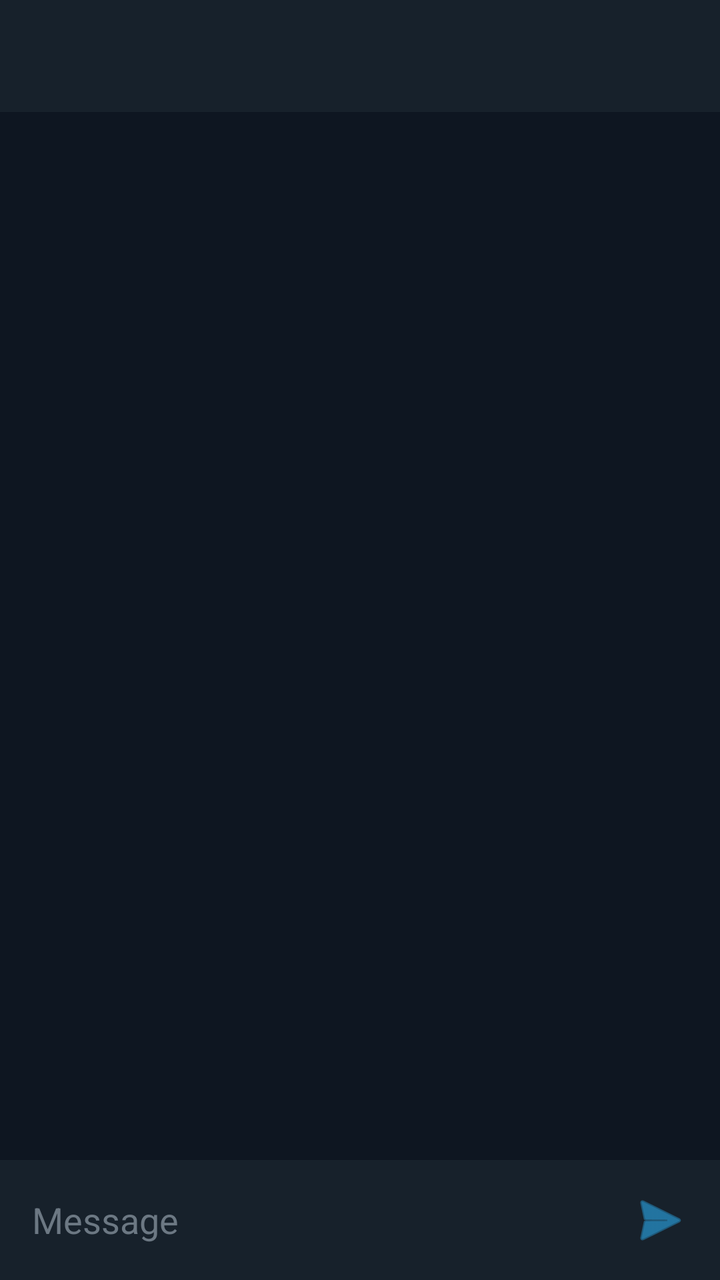
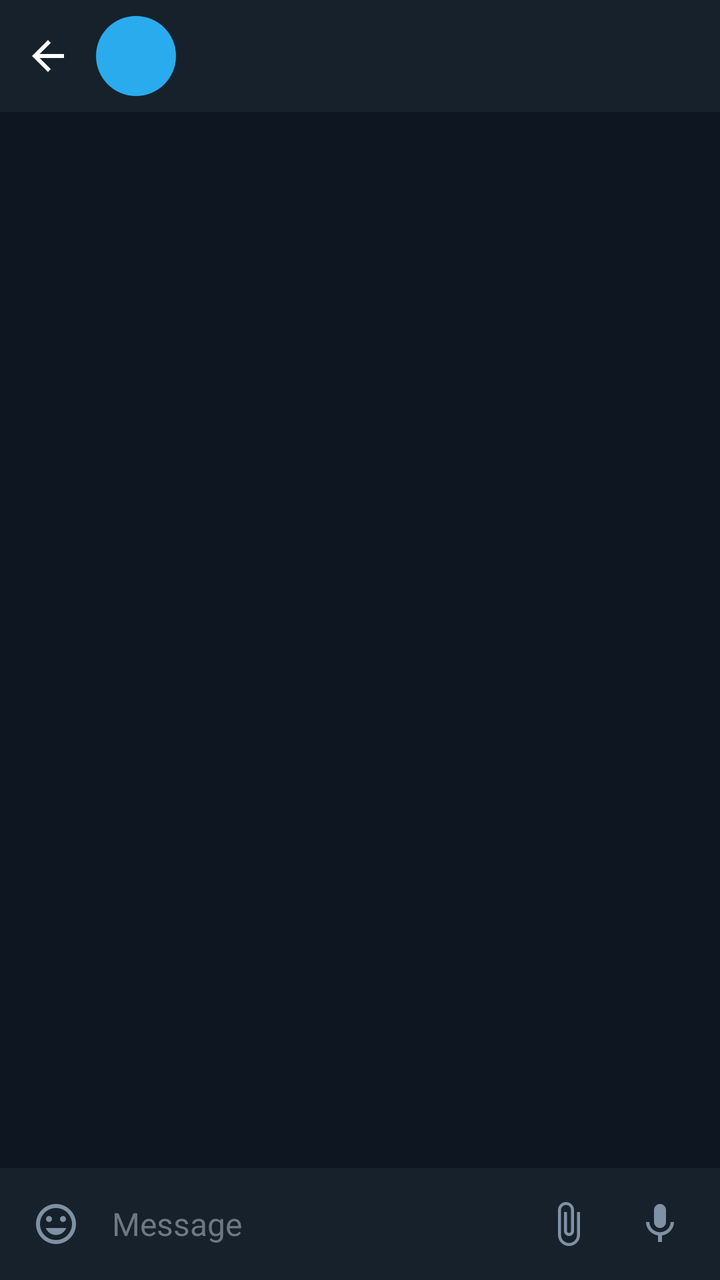

The first picture is an Android layout as it rendered before a commit; the second is the same layout after the commit. The layout source and the unified diff follow.
<!-- AndroidManifest.xml: application theme Theme.NexGram -->
<!-- res/layout/activity_chat.xml -->
<?xml version="1.0" encoding="utf-8"?>
<LinearLayout xmlns:android="http://schemas.android.com/apk/res/android"
    xmlns:app="http://schemas.android.com/apk/res-auto"
    android:layout_width="match_parent"
    android:layout_height="match_parent"
    android:orientation="vertical"
    android:background="@color/bg_dark">

    <androidx.appcompat.widget.Toolbar
        android:id="@+id/chatToolbar"
        android:layout_width="match_parent"
        android:layout_height="?attr/actionBarSize"
        android:background="@color/bg_dark_secondary"
        app:titleTextColor="@color/text_primary" />

    <androidx.recyclerview.widget.RecyclerView
        android:id="@+id/recyclerViewMessages"
        android:layout_width="match_parent"
        android:layout_height="0dp"
        android:layout_weight="1"
        android:padding="8dp" />

    
    <LinearLayout
        android:layout_width="match_parent"
        android:layout_height="wrap_content"
        android:orientation="horizontal"
        android:padding="8dp"
        android:gravity="center_vertical"
        android:background="@color/bg_dark_secondary">

        <EditText
            android:id="@+id/etMessageInput"
            android:layout_width="0dp"
            android:layout_weight="1"
            android:layout_height="wrap_content"
            android:hint="Message"
            android:textColor="@color/text_primary"
            android:textColorHint="@color/text_muted"
            android:background="@null"
            android:padding="8dp"
            android:maxLines="4" />

        <ImageButton
            android:id="@+id/btnSendMessage"
            android:layout_width="44dp"
            android:layout_height="44dp"
            android:background="?android:attr/selectableItemBackgroundBorderless"
            android:src="@android:drawable/ic_menu_send"
            app:tint="@color/primary"
            android:contentDescription="Send" />
    </LinearLayout>

</LinearLayout>
<!-- resources referenced by this layout -->
<resources>
  <color name="bg_dark">#0E1621</color>
  <color name="bg_dark_secondary">#17212B</color>
  <color name="primary">#2AABEE</color>
  <color name="text_muted">#6C7883</color>
  <color name="text_primary">#FFFFFF</color>
  <style name="Theme.NexGram" parent="Theme.MaterialComponents.DayNight.NoActionBar">
          <item name="colorPrimary">@color/primary</item>
          <item name="colorPrimaryDark">@color/primary_dark</item>
          <item name="colorAccent">@color/accent</item>
          <item name="android:windowBackground">@color/bg_dark</item>
          <item name="android:textColorPrimary">@color/text_primary</item>
          <item name="android:textColorSecondary">@color/text_secondary</item>
      </style>
  <color name="primary_dark">#229ED9</color>
  <color name="accent">#54A9EB</color>
  <color name="text_secondary">#7F91A4</color>
</resources>

<!-- the commit's change to res/layout/activity_chat.xml (unified diff, before → after) -->
@@ -1,54 +1,208 @@
 <?xml version="1.0" encoding="utf-8"?>
 <LinearLayout xmlns:android="http://schemas.android.com/apk/res/android"
     xmlns:app="http://schemas.android.com/apk/res-auto"
+    android:id="@+id/chatRootLayout"
     android:layout_width="match_parent"
     android:layout_height="match_parent"
     android:orientation="vertical"
     android:background="@color/bg_dark">
 
+    
     <androidx.appcompat.widget.Toolbar
         android:id="@+id/chatToolbar"
         android:layout_width="match_parent"
         android:layout_height="?attr/actionBarSize"
         android:background="@color/bg_dark_secondary"
-        app:titleTextColor="@color/text_primary" />
-
-    <androidx.recyclerview.widget.RecyclerView
-        android:id="@+id/recyclerViewMessages"
+        android:contentInsetStart="0dp"
+        android:contentInsetLeft="0dp"
+        app:contentInsetStart="0dp"
+        app:contentInsetLeft="0dp">
+
+        <LinearLayout
+            android:layout_width="match_parent"
+            android:layout_height="match_parent"
+            android:orientation="horizontal"
+            android:gravity="center_vertical"
+            android:paddingStart="4dp"
+            android:paddingEnd="12dp">
+
+            <ImageView
+                android:id="@+id/btnBack"
+                android:layout_width="40dp"
+                android:layout_height="40dp"
+                android:padding="8dp"
+                android:src="@drawable/ic_back_arrow"
+                android:background="?android:attr/selectableItemBackgroundBorderless"
+                android:contentDescription="Back" />
+
+            
+            <FrameLayout
+                android:id="@+id/flChatAvatar"
+                android:layout_width="40dp"
+                android:layout_height="40dp"
+                android:layout_marginStart="4dp"
+                android:layout_marginEnd="10dp">
+
+                <ImageView
+                    android:id="@+id/ivChatAvatarCircle"
+                    android:layout_width="40dp"
+                    android:layout_height="40dp"
+                    android:src="@drawable/circle_avatar" />
+
+                <TextView
+                    android:id="@+id/tvChatAvatarInitials"
+                    android:layout_width="40dp"
+                    android:layout_height="40dp"
+                    android:gravity="center"
+                    android:textColor="#FFFFFF"
+                    android:textSize="15sp"
+                    android:textStyle="bold" />
+
+                <ImageView
+                    android:id="@+id/ivChatAvatarPhoto"
+                    android:layout_width="40dp"
+                    android:layout_height="40dp"
+                    android:scaleType="centerCrop"
+                    android:visibility="gone" />
+            </FrameLayout>
+
+            
+            <LinearLayout
+                android:layout_width="0dp"
+                android:layout_weight="1"
+                android:layout_height="wrap_content"
+                android:orientation="vertical"
+                android:gravity="center_vertical">
+
+                <TextView
+                    android:id="@+id/tvChatTitle"
+                    android:layout_width="wrap_content"
+                    android:layout_height="wrap_content"
+                    android:singleLine="true"
+                    android:ellipsize="end"
+                    android:textColor="#FFFFFF"
+                    android:textSize="16sp"
+                    android:textStyle="bold" />
+
+                <TextView
+                    android:id="@+id/tvChatSubtitle"
+                    android:layout_width="wrap_content"
+                    android:layout_height="wrap_content"
+                    android:singleLine="true"
+                    android:ellipsize="end"
+                    android:textColor="#7F91A4"
+                    android:textSize="12sp" />
+            </LinearLayout>
+
+        </LinearLayout>
+    </androidx.appcompat.widget.Toolbar>
+
+    
+    <FrameLayout
         android:layout_width="match_parent"
         android:layout_height="0dp"
-        android:layout_weight="1"
-        android:padding="8dp" />
+        android:layout_weight="1">
+
+        <androidx.recyclerview.widget.RecyclerView
+            android:id="@+id/recyclerViewMessages"
+            android:layout_width="match_parent"
+            android:layout_height="match_parent"
+            android:clipToPadding="false"
+            android:paddingTop="8dp"
+            android:paddingBottom="8dp"
+            android:scrollbars="vertical" />
+
+        <ProgressBar
+            android:id="@+id/pbLoadingMessages"
+            android:layout_width="40dp"
+            android:layout_height="40dp"
+            android:layout_gravity="center"
+            android:visibility="gone" />
+
+        <TextView
+            android:id="@+id/tvEmptyMessages"
+            android:layout_width="wrap_content"
+            android:layout_height="wrap_content"
+            android:layout_gravity="center"
+            android:text="No messages yet"
+            android:textColor="@color/text_muted"
+            android:textSize="14sp"
+            android:visibility="gone" />
+    </FrameLayout>
 
     
     <LinearLayout
+        android:id="@+id/layoutBottomInput"
         android:layout_width="match_parent"
         android:layout_height="wrap_content"
         android:orientation="horizontal"
-        android:padding="8dp"
         android:gravity="center_vertical"
-        android:background="@color/bg_dark_secondary">
+        android:paddingStart="8dp"
+        android:paddingEnd="8dp"
+        android:paddingTop="6dp"
+        android:paddingBottom="6dp"
+        android:background="@drawable/bg_input_bar">
+
+        <ImageView
+            android:id="@+id/btnEmoji"
+            android:layout_width="40dp"
+            android:layout_height="40dp"
+            android:padding="8dp"
+            android:src="@drawable/ic_emoji"
+            android:background="?android:attr/selectableItemBackgroundBorderless"
+            android:contentDescription="Emoji" />
 
         <EditText
             android:id="@+id/etMessageInput"
             android:layout_width="0dp"
             android:layout_weight="1"
             android:layout_height="wrap_content"
+            android:minHeight="40dp"
+            android:maxHeight="120dp"
+            android:background="@null"
             android:hint="Message"
             android:textColor="@color/text_primary"
             android:textColorHint="@color/text_muted"
-            android:background="@null"
+            android:textSize="16sp"
+            android:paddingStart="8dp"
+            android:paddingEnd="8dp"
+            android:inputType="textMultiLine|textCapSentences" />
+
+        <ImageView
+            android:id="@+id/btnAttach"
+            android:layout_width="40dp"
+            android:layout_height="40dp"
             android:padding="8dp"
-            android:maxLines="4" />
-
-        <ImageButton
-            android:id="@+id/btnSendMessage"
+            android:src="@drawable/ic_attach"
+            android:background="?android:attr/selectableItemBackgroundBorderless"
+            android:contentDescription="Attach" />
+
+        
+        <FrameLayout
+            android:id="@+id/btnSendOrMic"
             android:layout_width="44dp"
             android:layout_height="44dp"
-            android:background="?android:attr/selectableItemBackgroundBorderless"
-            android:src="@android:drawable/ic_menu_send"
-            app:tint="@color/primary"
-            android:contentDescription="Send" />
+            android:layout_marginStart="4dp"
+            android:background="?android:attr/selectableItemBackgroundBorderless">
+
+            <ImageView
+                android:id="@+id/ivSendBgCircle"
+                android:layout_width="40dp"
+                android:layout_height="40dp"
+                android:layout_gravity="center"
+                android:src="@drawable/bg_send_circle"
+                android:visibility="gone" />
+
+            <ImageView
+                android:id="@+id/ivSendOrMicIcon"
+                android:layout_width="24dp"
+                android:layout_height="24dp"
+                android:layout_gravity="center"
+                android:src="@drawable/ic_mic"
+                app:tint="#7F91A4"
+                android:contentDescription="Action" />
+        </FrameLayout>
+
     </LinearLayout>
 
 </LinearLayout>
<!-- resource entries referenced after the edit -->
@@ -5,6 +5,64 @@
   <color name="primary">#2AABEE</color>
   <color name="text_muted">#6C7883</color>
   <color name="text_primary">#FFFFFF</color>
+  <!-- drawable bg_input_bar (drawable) -->
+  <?xml version="1.0" encoding="utf-8"?>
+  <shape xmlns:android="http://schemas.android.com/apk/res/android"
+      android:shape="rectangle">
+      <solid android:color="#17212B" />
+  </shape>
+  <!-- drawable bg_send_circle (drawable) -->
+  <?xml version="1.0" encoding="utf-8"?>
+  <shape xmlns:android="http://schemas.android.com/apk/res/android"
+      android:shape="oval">
+      <solid android:color="@color/primary" />
+  </shape>
+  <!-- drawable circle_avatar (drawable) -->
+  <?xml version="1.0" encoding="utf-8"?>
+  <shape xmlns:android="http://schemas.android.com/apk/res/android"
+      android:shape="oval">
+      <solid android:color="@color/primary" />
+  </shape>
+  <!-- drawable ic_attach (drawable) -->
+  <vector xmlns:android="http://schemas.android.com/apk/res/android"
+      android:width="24dp"
+      android:height="24dp"
+      android:viewportWidth="24"
+      android:viewportHeight="24">
+      <path
+          android:fillColor="#7F91A4"
+          android:pathData="M16.5,6v11.5c0,2.21 -1.79,4 -4,4s-4,-1.79 -4,-4V5c0,-1.38 1.12,-2.5 2.5,-2.5s2.5,1.12 2.5,2.5v10.5c0,0.55 -0.45,1 -1,1s-1,-0.45 -1,-1V6H10v9.5c0,1.38 1.12,2.5 2.5,2.5s2.5,-1.12 2.5,-2.5V5c0,-2.21 -1.79,-4 -4,-4S7,2.79 7,5v12.5c0,3.04 2.46,5.5 5.5,5.5s5.5,-2.46 5.5,-5.5V6h-1.5z"/>
+  </vector>
+  <!-- drawable ic_back_arrow (drawable) -->
+  <vector xmlns:android="http://schemas.android.com/apk/res/android"
+      android:width="24dp"
+      android:height="24dp"
+      android:viewportWidth="24"
+      android:viewportHeight="24">
+      <path
+          android:fillColor="#FFFFFF"
+          android:pathData="M20,11H7.83l5.59,-5.59L12,4l-8,8 8,8 1.41,-1.41L7.83,13H20v-2z"/>
+  </vector>
+  <!-- drawable ic_emoji (drawable) -->
+  <vector xmlns:android="http://schemas.android.com/apk/res/android"
+      android:width="24dp"
+      android:height="24dp"
+      android:viewportWidth="24"
+      android:viewportHeight="24">
+      <path
+          android:fillColor="#7F91A4"
+          android:pathData="M11.99,2C6.47,2 2,6.48 2,12s4.47,10 9.99,10C17.52,22 22,17.52 22,12S17.52,2 11.99,2zM12,20c-4.42,0 -8,-3.58 -8,-8s3.58,-8 8,-8 8,3.58 8,8 -3.58,8 -8,8zM15.5,11c0.83,0 1.5,-0.67 1.5,-1.5s-0.67,-1.5 -1.5,-1.5 -1.5,0.67 -1.5,1.5 0.67,1.5 1.5,1.5zM8.5,11c0.83,0 1.5,-0.67 1.5,-1.5S9.33,8 8.5,8 7,8.67 7,9.5 7.67,11 8.5,11zM12,17.5c2.33,0 4.31,-1.46 5.11,-3.5H6.89c0.8,2.04 2.78,3.5 5.11,3.5z"/>
+  </vector>
+  <!-- drawable ic_mic (drawable) -->
+  <vector xmlns:android="http://schemas.android.com/apk/res/android"
+      android:width="24dp"
+      android:height="24dp"
+      android:viewportWidth="24"
+      android:viewportHeight="24">
+      <path
+          android:fillColor="#7F91A4"
+          android:pathData="M12,14c1.66,0 3,-1.34 3,-3V5c0,-1.66 -1.34,-3 -3,-3S9,3.34 9,5v6c0,1.66 1.34,3 3,3zM17.3,11c0,3 -2.54,5.1 -5.3,5.1S6.7,14 6.7,11H5c0,3.41 2.72,6.23 6,6.72V21h2v-3.28c3.28,-0.48 6,-3.3 6,-6.72h-1.7z"/>
+  </vector>
   <style name="Theme.NexGram" parent="Theme.MaterialComponents.DayNight.NoActionBar">
           <item name="colorPrimary">@color/primary</item>
           <item name="colorPrimaryDark">@color/primary_dark</item>
